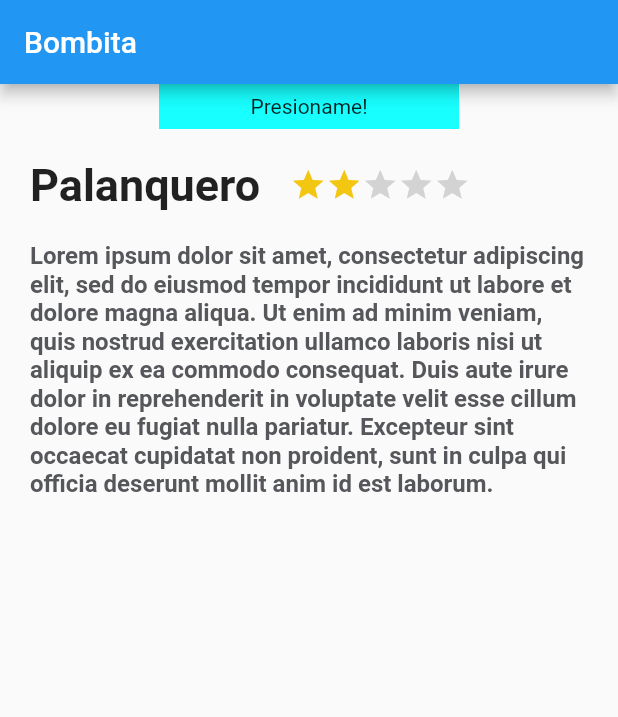
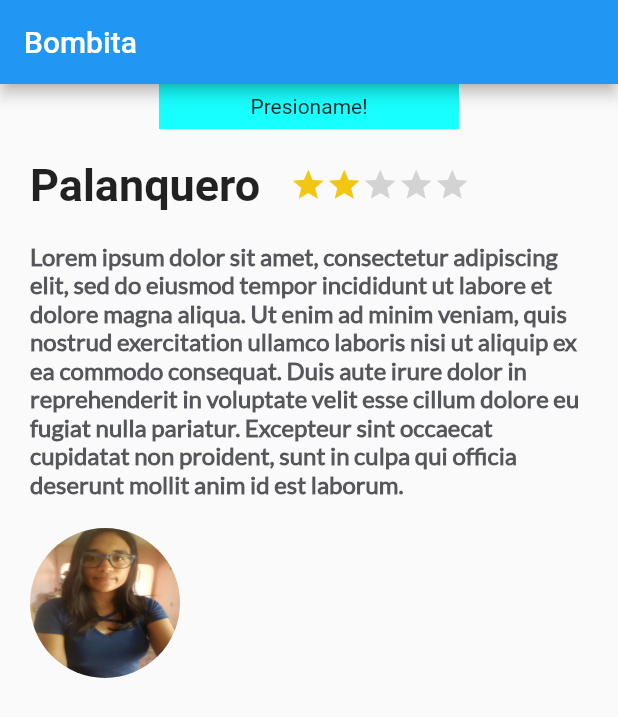
Before and after one commit to makhnnar/flutter_platzi, a Flutter app: the screen it shows after launch, on a phone screen of 412 x 824 dp. Shown: the top 717 px of the screen. Run offline on Flutter 3.47's test engine with Material 2 defaults, Android fonts, the phone set to English and light mode, and no system bars.

Commit message:
creating review item

```diff
--- a/lib/description_place.dart
+++ b/lib/descriptionPlace/description_place.dart
@@ -1,6 +1,6 @@
 import 'package:flutter/material.dart';
 
-import 'titled_stars.dart';
+import 'package:flutter_app/descriptionPlace/titled_stars.dart';
 
 class DescriptionPlace extends StatelessWidget {
 
@@ -39,6 +39,7 @@ class DescriptionPlace extends StatelessWidget {
             child: Text(
                 description,
                 style: TextStyle(
+                  fontFamily: "Lato",
                   fontSize: 16.0,
                   fontWeight: FontWeight.bold,
                   color: Color(0xFF56575a)
--- a/lib/titled_stars.dart
+++ b/lib/descriptionPlace/titled_stars.dart
@@ -1,6 +1,6 @@
 import 'package:flutter/material.dart';
 
-import 'stars_counter.dart';
+import 'package:flutter_app/likes/stars_counter.dart';
 
 class TitledStars extends StatelessWidget {
 
--- a/lib/stars_counter.dart
+++ b/lib/likes/stars_counter.dart
@@ -1,6 +1,6 @@
 import 'package:flutter/material.dart';
 
-import 'like_star.dart';
+import 'package:flutter_app/likes/like_star.dart';
 
 class StarsCounter extends StatelessWidget {
 
--- a/lib/main.dart
+++ b/lib/main.dart
@@ -2,7 +2,9 @@ import 'package:flutter/material.dart';
 
 import 'PressedButton.dart';
 
-import 'description_place.dart';
+import 'package:flutter_app/descriptionPlace/description_place.dart';
+
+import 'reviewItem/review.dart';
 
 void main() => runApp(MyApp());
 
@@ -37,6 +39,9 @@ class MyApp extends StatelessWidget {
                       stars: 2,
                       description: dummyText,
                     ),
+                    Review(
+                      imgAvatar: "assets/img/ari.jpg",
+                    )
                   ]
               )
           ),
--- /dev/null
+++ b/lib/reviewItem/CircleImage.dart
@@ -0,0 +1,37 @@
+import 'package:flutter/material.dart';
+
+class CircleImage extends StatelessWidget {
+
+  CircleImage({
+    Key key,
+    this.uriImage,
+    this.widthImage,
+    this.heightImage
+  }) : super(key: key);
+
+  final String uriImage;
+  final double widthImage;
+  final double heightImage;
+
+  @override
+  Widget build(BuildContext context) {
+    return Container(
+      margin: EdgeInsets.only(
+        top: 20.0,
+        left: 20.0
+      ),
+      width: widthImage,
+      height: heightImage,
+      decoration: BoxDecoration(
+        shape: BoxShape.circle,
+        image: DecorationImage(
+            fit: BoxFit.fill,
+            image: AssetImage(
+              uriImage
+            )
+        )
+      ),
+    );
+  }
+
+}
--- /dev/null
+++ b/lib/reviewItem/review.dart
@@ -0,0 +1,29 @@
+import 'package:flutter/material.dart';
+
+import 'CircleImage.dart';
+
+class Review extends StatelessWidget {
+
+  Review({
+    Key key,
+    this.imgAvatar
+  }) : super(key: key);
+
+  final String imgAvatar;
+
+  @override
+  Widget build(BuildContext context) {
+    return Container(
+      child: Row(
+        children: <Widget>[
+          CircleImage(
+            uriImage:imgAvatar,
+            widthImage: 100,
+            heightImage: 100,
+          )
+        ],
+      ),
+    );
+  }
+
+}
--- a/pubspec.yaml
+++ b/pubspec.yaml
@@ -66,3 +66,9 @@ flutter:
   #
   # For details regarding fonts from package dependencies,
   # see https://flutter.io/custom-fonts/#from-packages
+  fonts:
+    - family: Lato
+      fonts:
+        - asset: fonts/Lato-Regular.ttf
+  assets:
+    - assets/img/ari.jpg
```
Also changed, not shown: assets/img/ari.jpg (added), fonts/Lato-Regular.ttf (added), lib/likes/like_star.dart (renamed from lib/like_star.dart).
